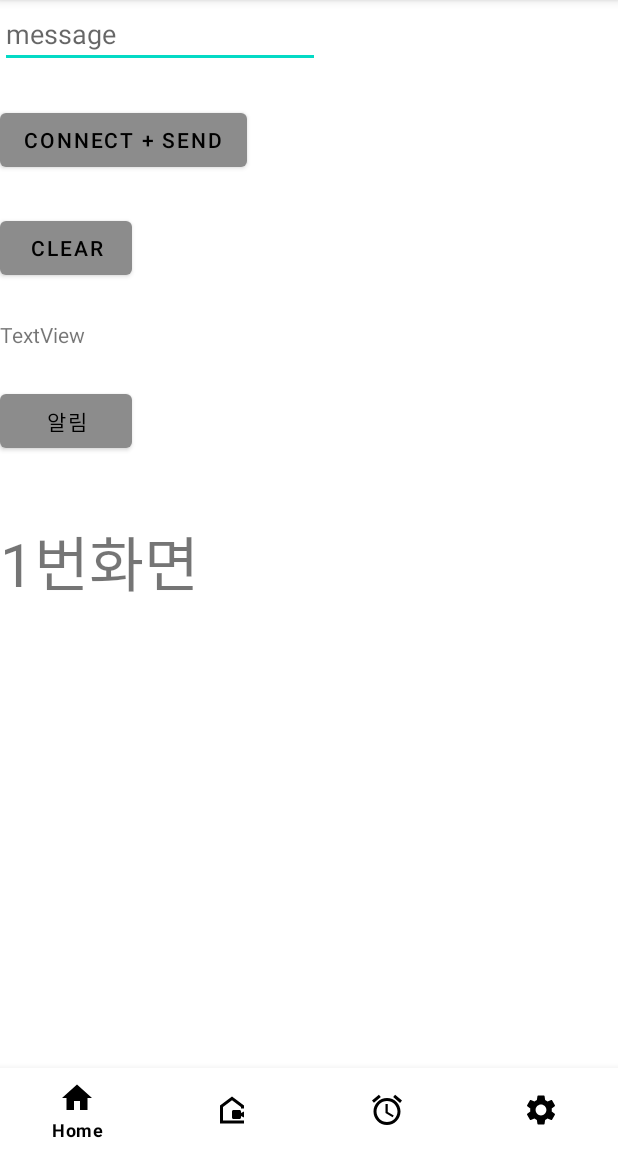
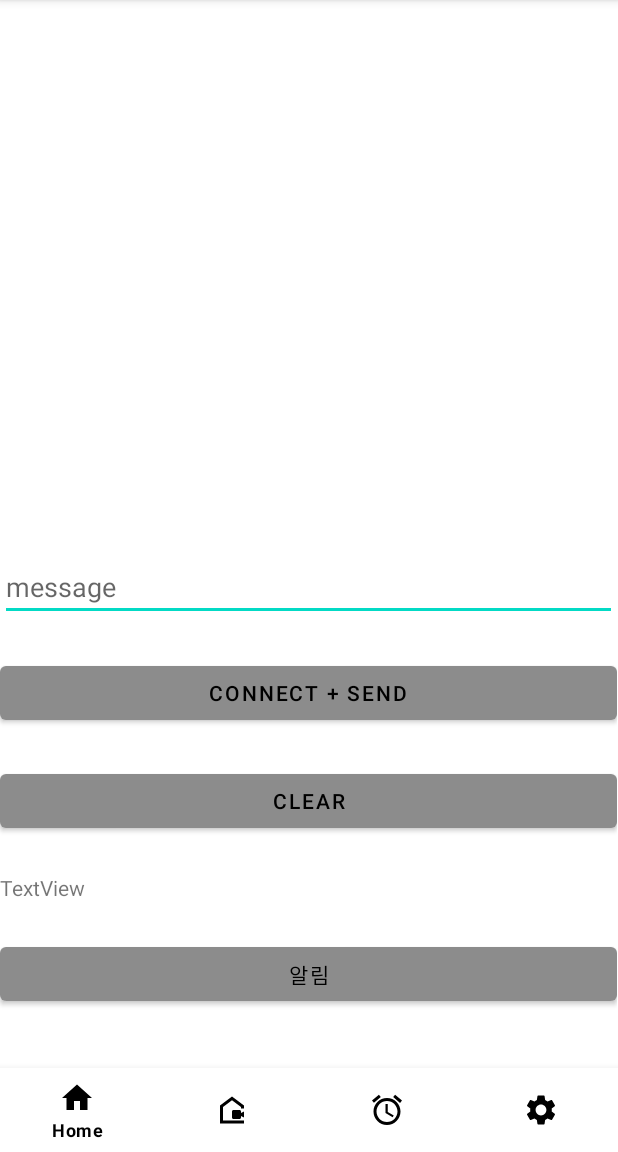
Before and after one commit to donghs1541/Smart-Mobile-for-Infants-Using-Deep-Learning, an Android app: the screen it shows after launch (MainActivity), on a phone screen of 412 x 824 dp, the part 84-1236 px from its top. Run offline under Robolectric (Android 15) with nearby library versions, the phone set to English and light mode, and no system bars.

Commit message:
activity -> fragment로 GUI 변경
activity -> fragment로 GUI 변경

```diff
--- a/android/capstoneproject/app/src/main/java/com/example/capstoneproject/Frag1.java
+++ b/android/capstoneproject/app/src/main/java/com/example/capstoneproject/Frag1.java
@@ -26,18 +26,27 @@ public class Frag1 extends Fragment {
     TextView textResponse;
     EditText editMsg;
     Button buttonSend;
-    String Message = "android";
-    PrintWriter out;
-    OutputStream outputStream;
+    String SenSorValue;
 
     private View view;
 
+    public String getSenSorValue(){ //센서값 보내주기
+
+
+        return SenSorValue;
+    }
+    public void setSenSorValue(String SenSorValue){  //센서값 받기
+        textResponse.setText(SenSorValue);
+    }
     @Nullable
     @Override
     public View onCreateView(@NonNull LayoutInflater inflater, @Nullable ViewGroup container, @Nullable Bundle savedInstanceState) {
 
     view = inflater.inflate(R.layout.frag1,container,false);
 
+        editMsg = (EditText)view.findViewById(R.id.msg);
+        buttonSend = (Button)view.findViewById(R.id.send);
+        textResponse = (TextView)view.findViewById(R.id.response);
 
 
     return view;
--- a/android/capstoneproject/app/src/main/java/com/example/capstoneproject/MainActivity.java
+++ b/android/capstoneproject/app/src/main/java/com/example/capstoneproject/MainActivity.java
@@ -59,6 +59,7 @@ public class MainActivity extends AppCompatActivity{
     private Frag2 frag2;
     private Frag3 frag3;
     private Frag4 frag4;
+    private String SendSignal = "000"; // 서버에 시그널 보내는 변수
 
 
     String Message = "android";
@@ -69,9 +70,6 @@ public class MainActivity extends AppCompatActivity{
      ByteArrayOutputStream byteArrayOutputStream;
      PrintWriter out;
     InputStream inputStream;
-    TextView textResponse;
-    EditText editMsg;
-    Button buttonSend;
     BufferedReader reader ;
 
 
@@ -79,42 +77,6 @@ public class MainActivity extends AppCompatActivity{
     protected void onCreate(Bundle savedInstanceState) {
         super.onCreate(savedInstanceState);
         setContentView(R.layout.activity_main);
-
-
-
-
-        editMsg = (EditText)findViewById(R.id.msg);
-        buttonSend = (Button)findViewById(R.id.send);
-        textResponse = (TextView)findViewById(R.id.response);
-
-        buttonSend.setOnClickListener(new OnClickListener() {
-            public void onClick(View v) {
-                Thread sendworker = new Thread(){
-                    public void run(){
-
-                        out = new PrintWriter(new BufferedWriter(new OutputStreamWriter(outputStream)), true);  //out 객체 초기화
-
-                        Message = editMsg.getText().toString();
-                        out.write(Message);
-                        out.flush();
-
-                    }
-                };sendworker.start();
-            }
-        });
-
-        final Handler handler = new Handler()
-        {
-            public void handleMessage(android.os.Message msg)
-            {
-                textResponse.setText(txtRecevie);
-            }
-        };
-
-
-
-
-
 
         bottomNavigationView = findViewById(R.id.bottomNani);
         bottomNavigationView.setOnNavigationItemReselectedListener(new BottomNavigationView.OnNavigationItemReselectedListener() {
@@ -162,16 +124,31 @@ public class MainActivity extends AppCompatActivity{
                     out.write(Message);
                     out.flush();
 
+                    frag1.setSenSorValue("ㅁㄴ어나미오ㅓㅁ나ㅣ오ㅓㄴㅁㅇ");
                     while (true){
 
-                        System.out.println("asdasdaasdasdasdsadasdasdsadsadasdsadsasdasd");
-                        int size = inputStream.read(buffer);
-                        txtRecevie = new String(buffer,0,size,"UTF-8");
-                        System.out.println("asdasdasdasd"+txtRecevie);
+                        out.write(SendSignal);
+                        out.flush();
 
-                        Message message = handler.obtainMessage();
-                        handler.sendMessage(message);
+                        if (SendSignal =="000") { //센서값 받기
 
+                            System.out.println("asdasdaasdasdasdsadasdasdsadsadasdsadsasdasd");
+                            int size = inputStream.read(buffer);
+                            txtRecevie = new String(buffer, 0, size, "UTF-8");
+                            System.out.println("asdasdasdasd" + txtRecevie);
+                            frag1.setSenSorValue(txtRecevie);
+                            try{
+                                Thread.sleep(3000); // 3초지연
+                            }
+                            catch (Exception e){
+                                e.printStackTrace(); //오류 출력
+                            }
+
+
+                        }
+                        else if (SendSignal=="111"){ //CCTV일때
+                            System.out.println("기다리기");
+                        }
 
                     }
                 }
@@ -182,16 +159,6 @@ public class MainActivity extends AppCompatActivity{
             }};worker.start();
 
 
-
-
-        Button btn_noti = findViewById(R.id.noti);
-        btn_noti.setOnClickListener(new OnClickListener() {
-            @Override
-            public void onClick(View v) {
-                displayNotification(v);
-            }
-        });
-
     }
 //알림설정
     public void displayNotification(View v){
@@ -200,7 +167,7 @@ public class MainActivity extends AppCompatActivity{
         //알림설정
         NotificationCompat.Builder builder = new NotificationCompat.Builder(this,CHANNEL_ID);
         builder.setSmallIcon((R.drawable.alram_icon));
-        builder.setContentTitle("낳음당한년");
+        builder.setContentTitle("우리 애가 아파요");
         builder.setPriority(NotificationManagerCompat.IMPORTANCE_DEFAULT);
         builder.setAutoCancel(true);
         NotificationManagerCompat notificationManagerCompat = NotificationManagerCompat.from(this);
--- a/android/capstoneproject/app/src/main/res/layout/activity_main.xml
+++ b/android/capstoneproject/app/src/main/res/layout/activity_main.xml
@@ -5,54 +5,14 @@
     xmlns:tools="http://schemas.android.com/tools"
     android:layout_width="match_parent"
     android:layout_height="match_parent"
-    tools:context=".MainActivity">
+    tools:context=".MainActivity"><![CDATA[
 
 
-    <EditText
-        android:id="@+id/msg"
-        android:layout_width="wrap_content"
-        android:layout_height="wrap_content"
-        android:layout_marginTop="24dp"
-        android:ems="10"
-        android:hint="message"
-        android:inputType="textPersonName"
-        tools:ignore="MissingConstraints" />
-    <Button
-        android:id="@+id/send"
-        android:layout_width="0dp"
-        android:layout_height="wrap_content"
-        android:layout_marginTop="24dp"
-        android:text="connect + send"
-        app:layout_constraintStart_toStartOf="@+id/msg"
-        app:layout_constraintTop_toBottomOf="@+id/msg" />
 
-    <Button
-        android:id="@+id/clear"
-        android:layout_width="0dp"
-        android:layout_height="wrap_content"
-        android:layout_marginTop="24dp"
-        android:text="Clear"
-        app:layout_constraintStart_toStartOf="@+id/send"
-        app:layout_constraintTop_toBottomOf="@+id/send" />
 
-    <TextView
-        android:id="@+id/response"
-        android:layout_width="wrap_content"
-        android:layout_height="wrap_content"
-        android:layout_marginTop="24dp"
-        android:text="TextView"
-        app:layout_constraintStart_toStartOf="@+id/clear"
-        app:layout_constraintTop_toBottomOf="@+id/clear" />
+    />
 
-    <Button
-        android:id="@+id/noti"
-        android:layout_width="0dp"
-        android:layout_height="wrap_content"
-        android:layout_marginTop="24dp"
-        android:text="알림"
-        app:layout_constraintStart_toStartOf="@+id/response"
-        app:layout_constraintTop_toBottomOf="@+id/response" />
-    />
+    ]]>
 
     <com.google.android.material.bottomnavigation.BottomNavigationView
         android:id="@+id/bottomNani"
--- a/android/capstoneproject/app/src/main/res/layout/frag1.xml
+++ b/android/capstoneproject/app/src/main/res/layout/frag1.xml
@@ -1,17 +1,54 @@
 <?xml version="1.0" encoding="utf-8"?>
 <LinearLayout
     xmlns:android="http://schemas.android.com/apk/res/android"
+    xmlns:app="http://schemas.android.com/apk/res-auto"
     android:layout_width="match_parent"
     android:layout_height="match_parent"
     android:orientation="vertical">
 
+    <EditText
+        android:id="@+id/msg"
+        android:layout_width="match_parent"
+        android:layout_height="wrap_content"
+        android:layout_marginTop="24dp"
+        android:ems="10"
+        android:hint="@string/message"
+        android:inputType="textPersonName"
+        android:importantForAutofill="no" />
+
+    <Button
+        android:id="@+id/send"
+        android:layout_width="match_parent"
+        android:layout_height="wrap_content"
+        android:layout_marginTop="24dp"
+        android:text="@string/connect_send"
+        app:layout_constraintStart_toStartOf="@+id/msg"
+        app:layout_constraintTop_toBottomOf="@+id/msg" />
+
+    <Button
+        android:id="@+id/clear"
+        android:layout_width="match_parent"
+        android:layout_height="wrap_content"
+        android:layout_marginTop="24dp"
+        android:text="@string/clear"
+        app:layout_constraintStart_toStartOf="@+id/send"
+        app:layout_constraintTop_toBottomOf="@+id/send" />
+
     <TextView
-        android:id="@+id/frag1_main"
-        android:layout_width="wrap_content"
+        android:id="@+id/response"
+        android:layout_width="match_parent"
         android:layout_height="wrap_content"
-        android:text="1번화면"
-android:textSize="40dp"
-/>
+        android:layout_marginTop="24dp"
+        android:text="@string/textview"
+        app:layout_constraintStart_toStartOf="@+id/clear"
+        app:layout_constraintTop_toBottomOf="@+id/clear" />
 
-
+    <Button
+        android:id="@+id/noti"
+        android:layout_width="match_parent"
+        android:layout_height="wrap_content"
+        android:layout_marginTop="24dp"
+        android:text="@string/noti"
+        app:layout_constraintStart_toStartOf="@+id/response"
+        app:layout_constraintTop_toBottomOf="@+id/response" />
 </LinearLayout>
--- a/android/capstoneproject/app/src/main/res/values/strings.xml
+++ b/android/capstoneproject/app/src/main/res/values/strings.xml
@@ -1,3 +1,8 @@
 <resources>
     <string name="app_name">응애응애</string>
+    <string name="message">message</string>
+    <string name="connect_send">connect + send</string>
+    <string name="clear">Clear</string>
+    <string name="noti">알림</string>
+    <string name="textview">TextView</string>
 </resources>
```
